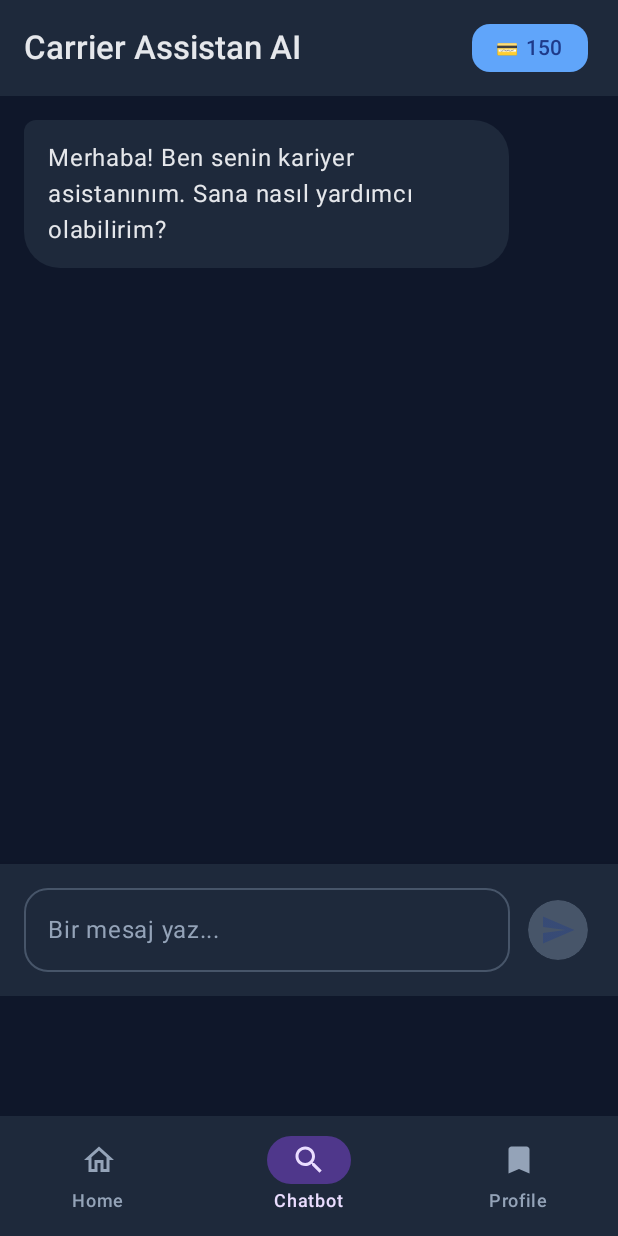
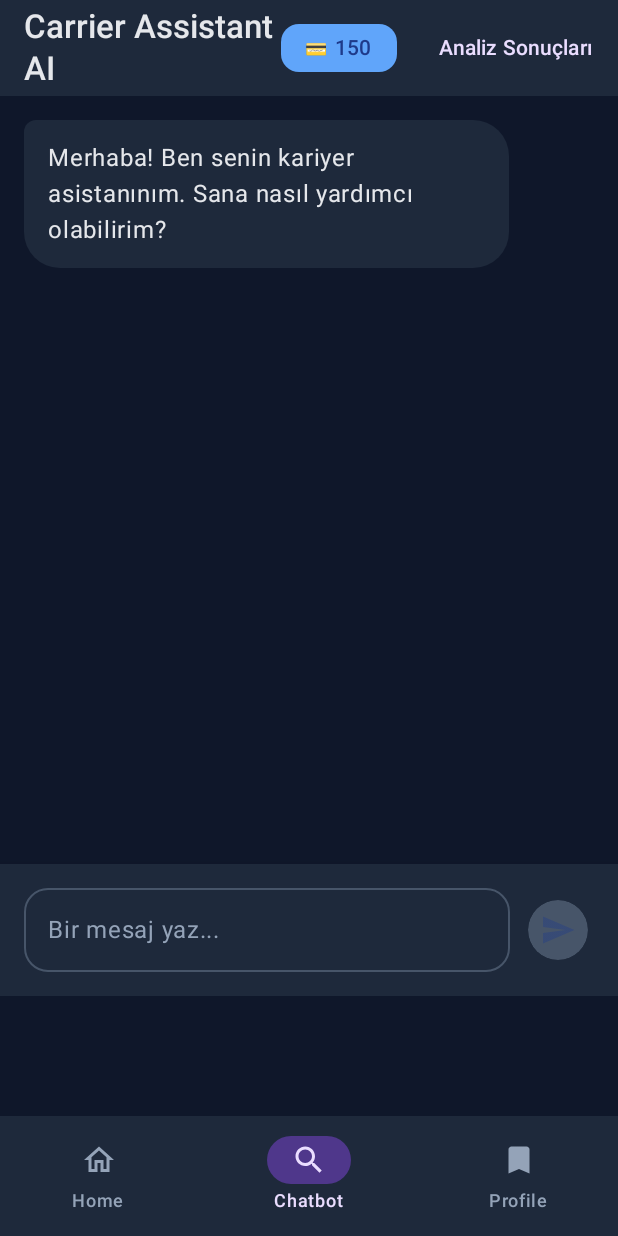
Before and after one commit to yusufyilmaz00/META-YTU-StartupHouse-Llama-Hackathon, an Android app built with Jetpack Compose: the CalculationTestScreen screen opened through its navigation route, on a phone screen of 412 x 824 dp. Run offline under Robolectric (Android 15) with nearby library versions, the phone set to English and light mode, and no system bars; our stand-ins replace Dagger/Hilt's generated code, Room's generated code, window size class; 1 statement that could not run was skipped.

Commit message:
update: analiz sonucu göstergesi ekleme

```diff
--- a/mobile/app/src/main/java/com/balikllama/xpguiderdemo/ui/components/AppTopBar.kt
+++ b/mobile/app/src/main/java/com/balikllama/xpguiderdemo/ui/components/AppTopBar.kt
@@ -3,6 +3,7 @@ package com.balikllama.xpguiderdemo.ui.components
 import androidx.compose.foundation.background
 import androidx.compose.foundation.layout.Arrangement
 import androidx.compose.foundation.layout.Row
+import androidx.compose.foundation.layout.RowScope
 import androidx.compose.foundation.layout.padding
 import androidx.compose.foundation.shape.RoundedCornerShape
 import androidx.compose.material3.ExperimentalMaterial3Api
@@ -24,7 +25,8 @@ import com.balikllama.xpguiderdemo.ui.designsystem.Spacing
 fun AppTopBar(
     modifier: Modifier = Modifier,
     title: String,
-    creditInfo: String
+    creditInfo: String,
+    actions: @Composable RowScope.() -> Unit = {}
 ) {
     TopAppBar(
         modifier = modifier,
@@ -36,6 +38,7 @@ fun AppTopBar(
         },
         actions = {
             CreditChip(creditInfo = creditInfo)
+            actions()
         },
         colors = TopAppBarDefaults.topAppBarColors(
             containerColor = MaterialTheme.colorScheme.surface,
--- a/mobile/app/src/main/java/com/balikllama/xpguiderdemo/ui/screen/chatbot/ChatbotScreen.kt
+++ b/mobile/app/src/main/java/com/balikllama/xpguiderdemo/ui/screen/chatbot/ChatbotScreen.kt
@@ -7,6 +7,7 @@ import androidx.compose.runtime.getValue
 import androidx.compose.ui.Modifier
 import androidx.hilt.navigation.compose.hiltViewModel
 import androidx.navigation.NavController
+import com.balikllama.xpguiderdemo.ui.navigation.Routes
 import com.balikllama.xpguiderdemo.viewmodel.CreditViewModel
 
 @Composable
@@ -24,6 +25,9 @@ fun ChatbotScreen(
         modifier = modifier,
         uiState = uiState,
         onInputChanged = viewModel::onInputChanged,
-        onSendMessage = viewModel::onSendMessage
+        onSendMessage = viewModel::onSendMessage,
+        onNavigateToTestResults = {
+            navController.navigate(Routes.TEST_RESULTS)
+        }
     )
 }
--- a/mobile/app/src/main/java/com/balikllama/xpguiderdemo/ui/screen/chatbot/ChatbotView.kt
+++ b/mobile/app/src/main/java/com/balikllama/xpguiderdemo/ui/screen/chatbot/ChatbotView.kt
@@ -32,6 +32,7 @@ import androidx.compose.material3.OutlinedTextFieldDefaults
 import androidx.compose.material3.Scaffold
 import androidx.compose.material3.Surface
 import androidx.compose.material3.Text
+import androidx.compose.material3.TextButton
 import androidx.compose.runtime.Composable
 import androidx.compose.runtime.LaunchedEffect
 import androidx.compose.ui.Alignment
@@ -51,7 +52,8 @@ fun ChatbotView(
     modifier: Modifier = Modifier,
     uiState: ChatUIState,
     onInputChanged: (String) -> Unit,
-    onSendMessage: () -> Unit
+    onSendMessage: () -> Unit,
+    onNavigateToTestResults: () -> Unit = {}
 ) {
     val listState = rememberLazyListState()
 
@@ -66,7 +68,21 @@ fun ChatbotView(
     AppTheme {
         Scaffold(
             modifier = modifier.fillMaxSize(),
-            topBar = { AppTopBar(title = "Carrier Assistan AI", creditInfo = uiState.credit.toString()) },            // Sistem çubuklarının (örn: klavye) içeriği sıkıştırmasını yönet
+            topBar = {
+                AppTopBar(
+                    title = "Carrier Assistant AI",
+                    creditInfo = uiState.credit.toString(),
+                    // --- 2. YENİLİK: TopBar'a actions (eylemler) bölümünü ekliyoruz ---
+                    actions = {
+                        TextButton(onClick = onNavigateToTestResults) {
+                            Text(
+                                text = "Analiz Sonuçları",
+                                color = MaterialTheme.colorScheme.onPrimaryContainer
+                            )
+                        }
+                    }
+                )
+            }           // Sistem çubuklarının (örn: klavye) içeriği sıkıştırmasını yönet
         ) { innerPadding ->
             Column(
                 modifier = Modifier
```
Also changed, not shown: mobile/app/src/main/java/com/balikllama/xpguiderdemo/repository/ChatbotRepositoryImpl.kt (+9 -1 lines).
